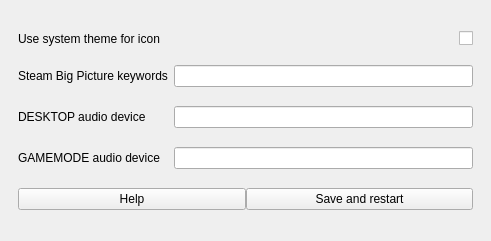
The window that design.ui (Odizinne/bigpicturetv) describes before a commit, drawn with Qt 5.
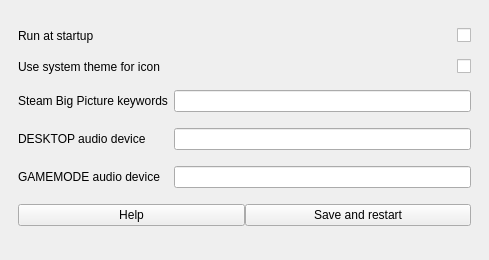
The same window after the commit.

Commit message: added run at startup checkbox

What changed in the file:
```diff
--- a/design.ui
+++ b/design.ui
@@ -6,8 +6,8 @@
    <rect>
     <x>0</x>
     <y>0</y>
-    <width>491</width>
-    <height>241</height>
+    <width>489</width>
+    <height>260</height>
    </rect>
   </property>
   <property name="sizePolicy">
@@ -24,7 +24,14 @@
     <item row="0" column="0">
      <widget class="QFrame" name="gridFrame">
       <layout class="QGridLayout" name="gridLayout">
-       <item row="1" column="0">
+       <item row="3" column="0">
+        <widget class="QLabel" name="label_2">
+         <property name="text">
+          <string>DESKTOP audio device</string>
+         </property>
+        </widget>
+       </item>
+       <item row="2" column="0">
         <widget class="QLabel" name="label">
          <property name="autoFillBackground">
           <bool>false</bool>
@@ -34,47 +41,10 @@
          </property>
         </widget>
        </item>
-       <item row="2" column="1">
-        <widget class="QLineEdit" name="desktopEntry"/>
-       </item>
-       <item row="2" column="0">
-        <widget class="QLabel" name="label_2">
-         <property name="text">
-          <string>DESKTOP audio device</string>
-         </property>
-        </widget>
-       </item>
-       <item row="3" column="1">
+       <item row="4" column="1">
         <widget class="QLineEdit" name="gamemodeEntry"/>
        </item>
-       <item row="3" column="0">
-        <widget class="QLabel" name="label_3">
-         <property name="text">
-          <string>GAMEMODE audio device</string>
-         </property>
-        </widget>
-       </item>
-       <item row="1" column="1">
-        <widget class="QLineEdit" name="steamEntry"/>
-       </item>
-       <item row="0" column="0">
-        <widget class="QLabel" name="label_4">
-         <property name="text">
-          <string>Use system theme for icon</string>
-         </property>
-        </widget>
-       </item>
-       <item row="0" column="1">
-        <widget class="QCheckBox" name="systemThemeBox">
-         <property name="layoutDirection">
-          <enum>Qt::RightToLeft</enum>
-         </property>
-         <property name="text">
-          <string/>
-         </property>
-        </widget>
-       </item>
-       <item row="4" column="0" colspan="2">
+       <item row="5" column="0" colspan="2">
         <widget class="QFrame" name="buttonsFrame">
          <property name="sizePolicy">
           <sizepolicy hsizetype="Preferred" vsizetype="Fixed">
@@ -115,6 +85,53 @@
          </layout>
         </widget>
        </item>
+       <item row="3" column="1">
+        <widget class="QLineEdit" name="desktopEntry"/>
+       </item>
+       <item row="1" column="0">
+        <widget class="QLabel" name="label_4">
+         <property name="text">
+          <string>Use system theme for icon</string>
+         </property>
+        </widget>
+       </item>
+       <item row="4" column="0">
+        <widget class="QLabel" name="label_3">
+         <property name="text">
+          <string>GAMEMODE audio device</string>
+         </property>
+        </widget>
+       </item>
+       <item row="2" column="1">
+        <widget class="QLineEdit" name="steamEntry"/>
+       </item>
+       <item row="1" column="1">
+        <widget class="QCheckBox" name="systemThemeBox">
+         <property name="layoutDirection">
+          <enum>Qt::RightToLeft</enum>
+         </property>
+         <property name="text">
+          <string/>
+         </property>
+        </widget>
+       </item>
+       <item row="0" column="1">
+        <widget class="QCheckBox" name="startupCheckBox">
+         <property name="layoutDirection">
+          <enum>Qt::RightToLeft</enum>
+         </property>
+         <property name="text">
+          <string/>
+         </property>
+        </widget>
+       </item>
+       <item row="0" column="0">
+        <widget class="QLabel" name="label_5">
+         <property name="text">
+          <string>Run at startup</string>
+         </property>
+        </widget>
+       </item>
       </layout>
      </widget>
     </item>
```
The commit also changes 1 other file.
